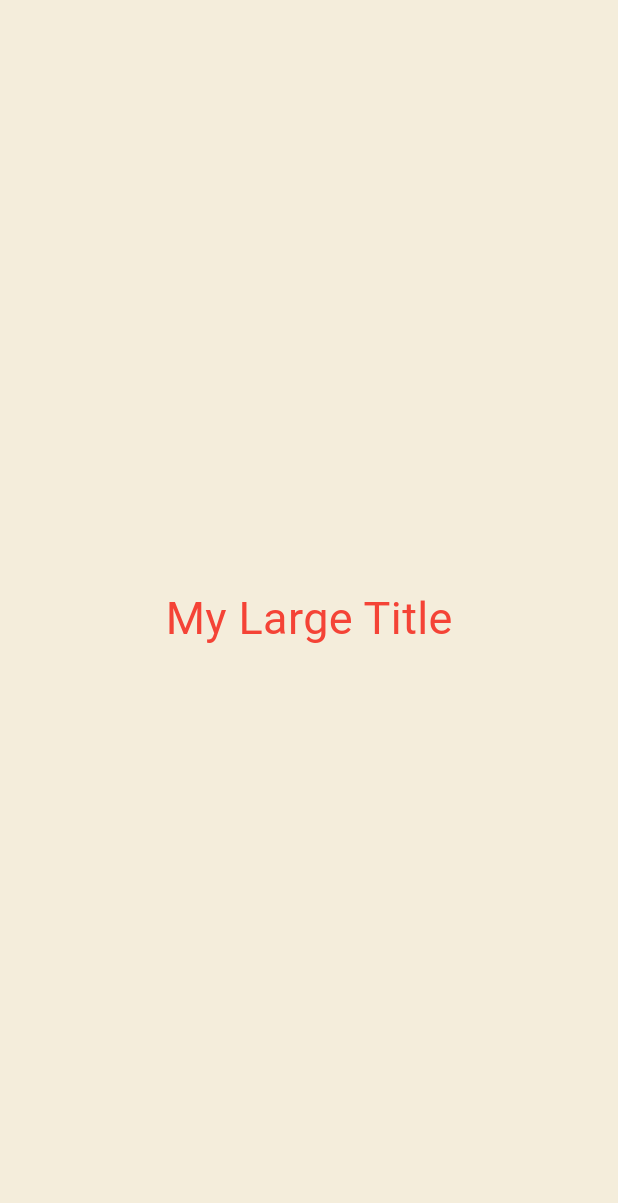
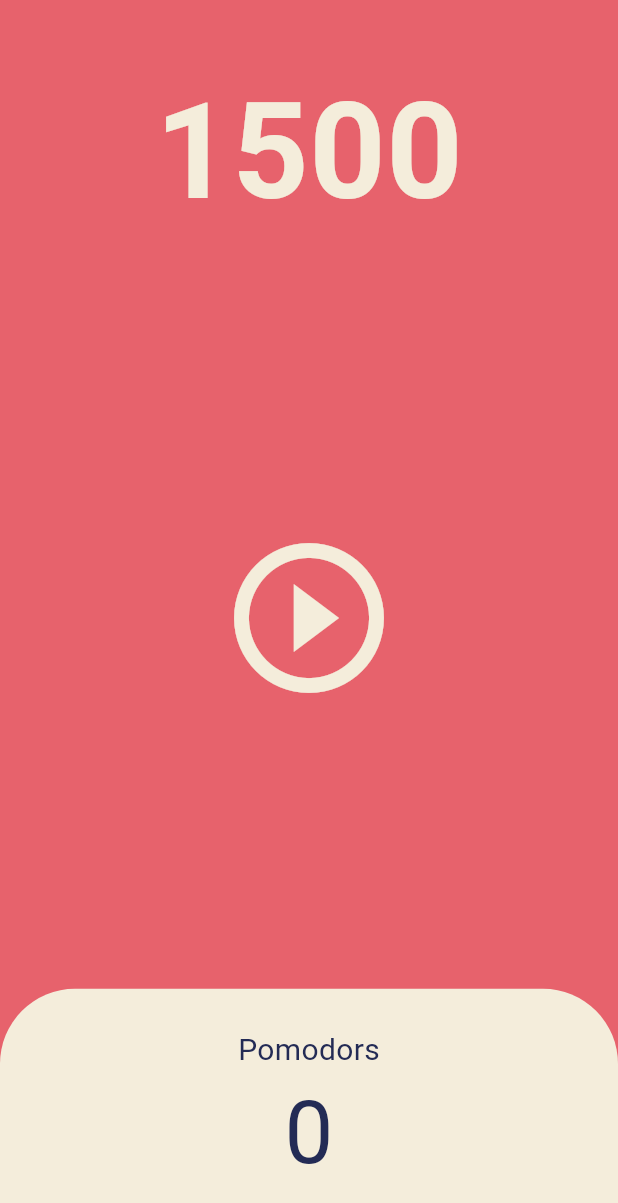
Before and after one commit to kisbi3/NomadCoders_Flutter, a Flutter app: the screen it shows after launch, on a phone screen of 412 x 824 dp. Shown: the top 1203 px of the screen. Run offline on Flutter 3.47's test engine with Material 3 defaults, Android fonts, the phone set to English and light mode, and no system bars.

```diff
--- a/lib/main.dart
+++ b/lib/main.dart
@@ -1,78 +1,27 @@
 import 'package:flutter/material.dart';
+import 'package:toonflix/screens/home_screen.dart';
 
 void main() {
   runApp(const App());
 }
 
 // 위젯 그 자체
-class App extends StatefulWidget {
+class App extends StatelessWidget {
   const App({super.key});
 
-  @override
-  State<App> createState() => _AppState();
-}
-
-// state: 위젯에 들어갈 데이터와 UI를 넣는 곳
-class _AppState extends State<App> {
   @override
   Widget build(BuildContext context) {
     return MaterialApp(
       theme: ThemeData(
+        scaffoldBackgroundColor: const Color(0xffE7626C),
         textTheme: const TextTheme(
-          titleLarge: TextStyle(
-            color: Colors.red,
+          headlineLarge: TextStyle(
+            color: Color(0xff232B55),
           ),
         ),
+        cardColor: const Color(0xffF4EDDB),
       ),
-      home: const Scaffold(
-        backgroundColor: Color(0xFFF4EDDB),
-        body: Center(
-          child: Column(
-            mainAxisAlignment: MainAxisAlignment.center,
-            children: [
-              MyLargeTitle(),
-            ],
-          ),
-        ),
-      ),
+      home: const HomeScreen(),
     );
   }
 }
-
-class MyLargeTitle extends StatefulWidget {
-  const MyLargeTitle({
-    super.key,
-  });
-
-  @override
-  State<MyLargeTitle> createState() => _MyLargeTitleState();
-}
-
-class _MyLargeTitleState extends State<MyLargeTitle> {
-  @override
-  void initState() {
-    // TODO: implement initState
-    super.initState();
-  }
-
-  @override
-  void dispose() {
-    // TODO: implement dispose
-    super.dispose();
-  }
-
-  @override
-  // context: 모든 부모 요소들에 대한 정보
-  // 위젯 트리 안에서 위젯의 위치를 다룸.
-  // 위젯 트리에서 위젯의 위치를 제공하고, 이를 통해 상위 요소 데이터에 접근 가능.
-  Widget build(BuildContext context) {
-    return Text(
-      'My Large Title',
-      style: TextStyle(
-          // ! : null이 아니라고 강력하게 확신한다는 의미.
-          // ? : null이 아니라면 사용하라는 의미.
-          fontSize: 30,
-          color: Theme.of(context).textTheme.titleLarge!.color),
-    );
-  }
-}
--- /dev/null
+++ b/lib/screens/home_screen.dart
@@ -0,0 +1,113 @@
+import 'package:flutter/material.dart';
+// Timer 가져오기
+import 'dart:async';
+
+class HomeScreen extends StatefulWidget {
+  const HomeScreen({super.key});
+
+  @override
+  State<HomeScreen> createState() => _HomeScreenState();
+}
+
+class _HomeScreenState extends State<HomeScreen> {
+  int totalSeconds = 1500;
+  // 사용자가 버튼을 누를 때만 타이머가 생성되게 할 예정이라 late로 초기화를 미루자.
+  late Timer timer;
+
+  void onTick(Timer timer) {
+    // state 변경
+    setState(() {
+      totalSeconds = totalSeconds - 1;
+    });
+  }
+
+  void onStartPressed() {
+    // Timer -> 정해진 간격에 한번씩 함수 실행
+    // 1초마다 onTick 함수 실행
+    timer = Timer.periodic(const Duration(seconds: 1), onTick);
+  }
+
+  @override
+  Widget build(BuildContext context) {
+    return Scaffold(
+      backgroundColor: Theme.of(context).scaffoldBackgroundColor,
+      body: Column(
+        children: [
+          // Flexible
+          // 하드 코딩되는 값을 만들게 해줌(?)
+          // 높이 200, 너비 100픽셀 -> UI에 기반해서 더 유연하게 만들 수 있게 해줌.
+          // 하나의 박스가 얼마나 공간을 차지할 지 '비율'을 정할 수 있다.
+          Flexible(
+            // flex의 기본값은 1임
+            flex: 1,
+            child: Container(
+              alignment: Alignment.bottomCenter,
+              child: Text(
+                '$totalSeconds',
+                style: TextStyle(
+                  color: Theme.of(context).cardColor,
+                  fontSize: 89,
+                  fontWeight: FontWeight.w600,
+                ),
+              ),
+            ),
+          ),
+          Flexible(
+            flex: 3,
+            child: Center(
+              child: IconButton(
+                iconSize: 120,
+                color: Theme.of(context).cardColor,
+                onPressed: onStartPressed,
+                icon: const Icon(Icons.play_circle_outline),
+              ),
+            ),
+          ),
+          Flexible(
+            flex: 1,
+            child: Row(
+              children: [
+                Expanded(
+                  child: Container(
+                    decoration: BoxDecoration(
+                      color: Theme.of(context).cardColor,
+                      borderRadius: const BorderRadius.only(
+                        topLeft: Radius.circular(50),
+                        topRight: Radius.circular(50),
+                      ),
+                    ),
+                    child: Column(
+                      mainAxisAlignment: MainAxisAlignment.center,
+                      children: [
+                        Text(
+                          'Pomodors',
+                          style: TextStyle(
+                            fontSize: 20,
+                            color: Theme.of(context)
+                                .textTheme
+                                .headlineLarge!
+                                .color,
+                          ),
+                        ),
+                        Text(
+                          '0',
+                          style: TextStyle(
+                            fontSize: 58,
+                            color: Theme.of(context)
+                                .textTheme
+                                .headlineLarge!
+                                .color,
+                          ),
+                        ),
+                      ],
+                    ),
+                  ),
+                ),
+              ],
+            ),
+          ),
+        ],
+      ),
+    );
+  }
+}
```
